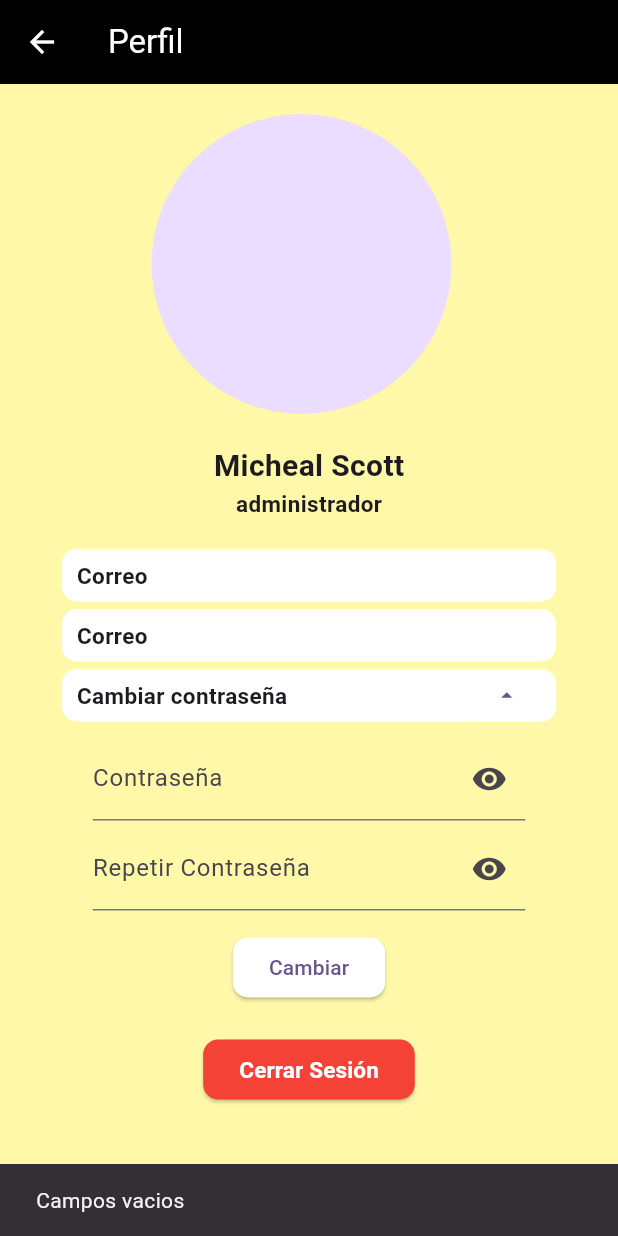
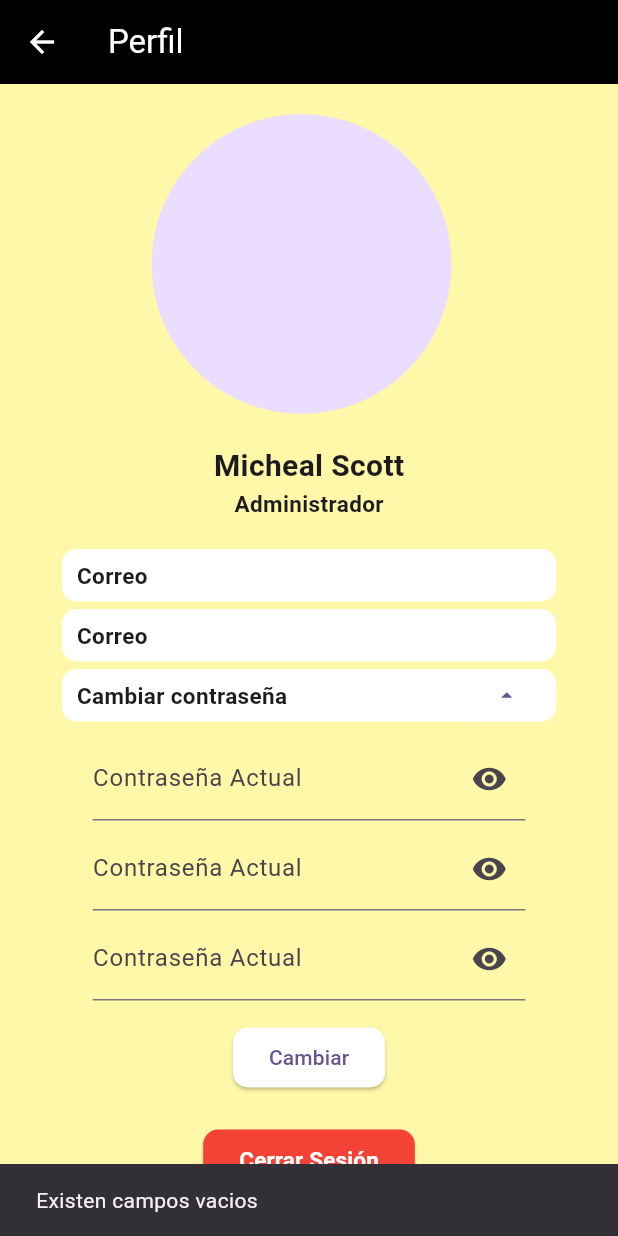
Before and after one commit to Michael-VillanuevaTorres/ProyectoBomberos, a Flutter app: the perfil screen opened by its route, after a tap on the "edit" icon, after a tap on "Cambiar", on a phone screen of 412 x 824 dp. Run offline on Flutter 3.47's test engine with Material 2 defaults, Android fonts, the phone set to English and light mode, and no system bars; our stand-ins replace auto_size_text, firebase_core, firebase_messaging, flutter_dotenv, flutter_local_notifications, flutter_secure_storage and 2 more; accounts and stored records are empty; network calls fail.

Commit message:
feature: Add cambio de contraseña

```diff
--- a/app/lib/pages/perfil.dart
+++ b/app/lib/pages/perfil.dart
@@ -1,9 +1,9 @@
 import 'dart:convert';
-
 import 'package:app/token/accces_token-dart.dart';
 import 'package:flutter/material.dart';
 import 'package:app/utils/colors.dart';
 import 'package:flutter_dotenv/flutter_dotenv.dart';
+import 'package:fluttertoast/fluttertoast.dart';
 import 'package:http/http.dart' as http;
 
 class perfil extends StatefulWidget {
@@ -15,25 +15,61 @@ class perfil extends StatefulWidget {
 }
 
 class _perfilState extends State<perfil> {
-  TextEditingController password = TextEditingController();
+  bool _mostrarIndicadorCarga = false;
+
   bool _obscureTextone = true;
   bool _obscureTexttwo = true;
   Auth auth = Auth();
-  TextEditingController repassword = TextEditingController();
+  TextEditingController current_password = TextEditingController();
+  TextEditingController new_password = TextEditingController();
+  TextEditingController rep_new_password = TextEditingController();
 
   bool editar = false;
 
-  Widget updatePassword(BuildContext context) {
-    return Padding(
-      padding: const EdgeInsets.all(10.0),
-      child: Column(
-        crossAxisAlignment: CrossAxisAlignment.center,
-        children: [
-          SizedBox(
+  Future<void> changePassword() async {
+    try {
+      final response = await http.post(
+        Uri.parse('http://${dotenv.env['BASE_URL']}:5000/user/change-password'),
+        headers: <String, String>{
+          'Content-Type': 'application/json; charset=UTF-8',
+          'Authorization': 'Bearer ${auth.token}',
+        },
+        body: jsonEncode(<String, String>{
+          "current_password": current_password.text,
+          "new_password": new_password.text
+        }),
+      );
+      final Map<String, dynamic> responseData = json.decode(response.body);
+      if (response.statusCode == 200) {
+        Fluttertoast.showToast(
+            msg: responseData['message'],
+            toastLength: Toast.LENGTH_LONG,
+            gravity: ToastGravity.TOP,
+            timeInSecForIosWeb: 2,
+            backgroundColor: Colors.green,
+            textColor: Colors.white,
+            fontSize: 16.0);
+      } else {
+        Fluttertoast.showToast(
+            msg: responseData['error'],
+            toastLength: Toast.LENGTH_LONG,
+            gravity: ToastGravity.TOP,
+            timeInSecForIosWeb: 2,
+            backgroundColor: Colors.red,
+            textColor: Colors.red,
+            fontSize: 12.0);
+      }
+    } catch (e) {
+      throw Exception(e);
+    }
+  }
+
+  Widget sectionPassword(TextEditingController controller, String label) {
+    return SizedBox(
       width: MediaQuery.of(context).size.width * 0.7,
       height: 60,
       child: TextFormField(
-              controller: password,
+        controller: controller,
         obscureText: _obscureTextone,
         decoration: InputDecoration(
           suffixIcon: IconButton(
@@ -47,32 +83,21 @@ class _perfilState extends State<perfil> {
               });
             },
           ),
-                labelText: "Contraseña",
+          labelText: "Contraseña Actual",
         ),
       ),
-          ),
-          SizedBox(
-            width: MediaQuery.of(context).size.width * 0.7,
-            height: 60,
-            child: TextFormField(
-              controller: repassword,
-              obscureText: _obscureTexttwo,
-              decoration: InputDecoration(
-                suffixIcon: IconButton(
-                  icon: Icon(
-                    _obscureTexttwo ? Icons.visibility : Icons.visibility_off,
-                  ),
-                  onPressed: () {
-                    setState(() {
-                      _obscureTexttwo =
-                          !_obscureTexttwo; // Cambia entre texto visible y oculto
-                    });
-                  },
-                ),
-                labelText: "Repetir Contraseña",
-              ),
-            ),
-          ),
+    );
+  }
+
+  Widget updatePassword(BuildContext context) {
+    return Padding(
+      padding: const EdgeInsets.all(10.0),
+      child: Column(
+        crossAxisAlignment: CrossAxisAlignment.center,
+        children: [
+          sectionPassword(current_password, "Contraseña Actual"),
+          sectionPassword(new_password, "Nueva Contraseña"),
+          sectionPassword(rep_new_password, "Repetir Nueva Contraseña"),
           Padding(
             padding: const EdgeInsets.symmetric(vertical: 10),
             child: ElevatedButton(
@@ -82,18 +107,25 @@ class _perfilState extends State<perfil> {
                   borderRadius: BorderRadius.circular(10),
                 ),
               ),
-              onPressed: () {
-                if (password.text != repassword.text) {
+              onPressed: () async {
+                print("new password: ${new_password.text}");
+                print("new password: ${rep_new_password.text}");
+
+                if (new_password.text != rep_new_password.text) {
                   ScaffoldMessenger.of(context).showSnackBar(
                     const SnackBar(
                         content: Text('Las contraseñas no coinciden')),
                   );
-                } else if (password.text.isEmpty || repassword.text.isEmpty) {
+                } else if (current_password.text.isEmpty ||
+                    new_password.text.isEmpty) {
                   ScaffoldMessenger.of(context).showSnackBar(
-                      const SnackBar(content: Text('Campos vacios')));
+                      const SnackBar(content: Text('Existen campos vacios')));
                   // Validate returns true if the form is valid, or false otherwise.
                 } else {
-                  //* REALIZAR LLAMADA A API PARA CAMBIAR CONTRASEÑA
+                  await changePassword();
+                  await logout();
+                  await auth.clearToken();
+                  Navigator.pushNamed(context, '/login');
                 }
               },
               child: const Text('Cambiar'),
@@ -105,7 +137,13 @@ class _perfilState extends State<perfil> {
   }
 
   Future<void> logout() async {
+    setState(
+      () {
+        _mostrarIndicadorCarga = true;
+      },
+    );
     print("token logout: ${auth.token}");
+    try {
       final response = await http.post(
         Uri.parse('http://${dotenv.env['BASE_URL']}:5000/user/logout'),
         headers: <String, String>{
@@ -113,10 +151,35 @@ class _perfilState extends State<perfil> {
           'Authorization': 'Bearer ${auth.token}',
         },
       );
+      final Map<String, dynamic> responseData = json.decode(response.body);
       if (response.statusCode == 200) {
-      Center(child: CircularProgressIndicator());
+        Fluttertoast.showToast(
+            msg: responseData['msg'],
+            toastLength: Toast.LENGTH_LONG,
+            gravity: ToastGravity.TOP,
+            timeInSecForIosWeb: 2,
+            backgroundColor: Colors.green,
+            textColor: Colors.white,
+            fontSize: 16.0);
       } else {
+        Fluttertoast.showToast(
+            msg: "Error al cerrar sesión",
+            toastLength: Toast.LENGTH_LONG,
+            gravity: ToastGravity.TOP,
+            timeInSecForIosWeb: 2,
+            backgroundColor: Colors.red,
+            textColor: Colors.red,
+            fontSize: 12.0);
+      }
+    } catch (e) {
       throw Exception('Error Al Cerrar Sesión');
+    } finally {
+      // Oculta el indicador de carga después de la solicitud
+      setState(
+        () {
+          _mostrarIndicadorCarga = false;
+        },
+      );
     }
   }
 
@@ -142,7 +205,9 @@ class _perfilState extends State<perfil> {
           ),
         ),
       ),
-      body: Center(
+      body: SingleChildScrollView(
+        physics: const BouncingScrollPhysics(),
+        child: Center(
           child: Column(
             children: [
               Container(
@@ -161,7 +226,7 @@ class _perfilState extends State<perfil> {
               ),
               Container(
                 child: const Text(
-                "administrador",
+                  "Administrador",
                   style: TextStyle(fontSize: 15, fontWeight: FontWeight.bold),
                 ),
               ),
@@ -210,7 +275,8 @@ class _perfilState extends State<perfil> {
                   children: [
                     Text(
                       "Cambiar contraseña",
-                    style: TextStyle(fontSize: 15, fontWeight: FontWeight.bold),
+                      style:
+                          TextStyle(fontSize: 15, fontWeight: FontWeight.bold),
                     ),
                     ElevatedButton(
                       onPressed: () {
@@ -221,8 +287,9 @@ class _perfilState extends State<perfil> {
                         }
                         setState(() {});
                       },
-                    child:
-                        !editar ? Icon(Icons.edit) : Icon(Icons.arrow_drop_up),
+                      child: !editar
+                          ? Icon(Icons.edit)
+                          : Icon(Icons.arrow_drop_up),
                       style: ElevatedButton.styleFrom(
                           backgroundColor: Colors.white,
                           disabledBackgroundColor: Colors.white,
@@ -250,7 +317,9 @@ class _perfilState extends State<perfil> {
                     shape: RoundedRectangleBorder(
                         borderRadius: BorderRadius.circular(10))),
               ),
+              if (_mostrarIndicadorCarga) const CircularProgressIndicator()
             ],
+          ),
         ),
       ),
     );
```
Lines whose indentation alone changed are shown as unchanged.
